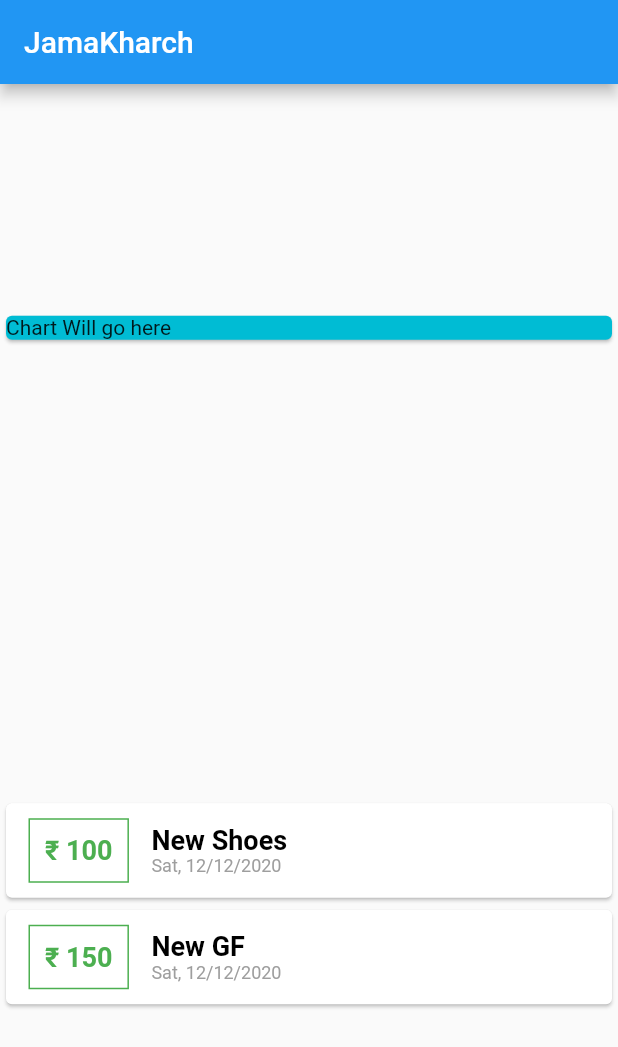
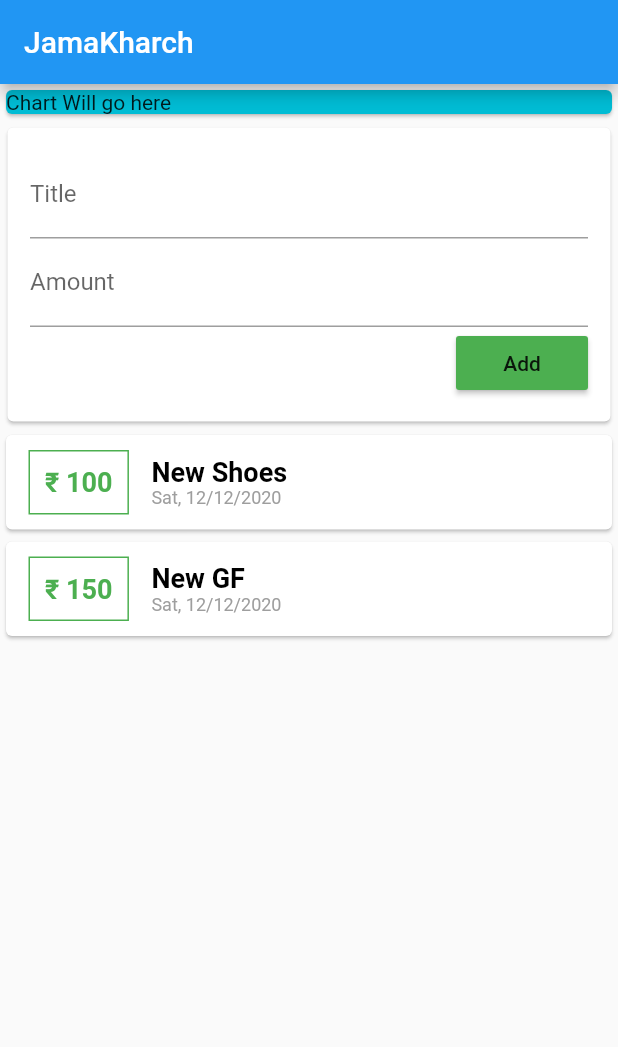
Before and after one commit to Shrikantpaliwal/Flutter-Apps, a Flutter app: the screen it shows after launch, on a phone screen of 412 x 824 dp. Shown: the top 1047 px of the screen. Run offline on Flutter 3.47's test engine with Material 2 defaults, Android fonts, the phone set to English and light mode, and no system bars.

Commit message:
UI created basic and text Input Added

```diff
--- a/Personal_expense/lib/main.dart
+++ b/Personal_expense/lib/main.dart
@@ -23,6 +23,12 @@ class MyHomePage extends StatelessWidget {
     Transaction(id: "t2", title: "New GF", amount: 150, date: DateTime.now())
   ];
 
+  //String titleInput;
+  //String amountInput;
+  final titleController = TextEditingController();
+  final amountController =
+      TextEditingController(); //Resolves Warning generated by stateless widget as data is changing
+
   @override
   Widget build(BuildContext context) {
     return Scaffold(
@@ -30,7 +36,7 @@ class MyHomePage extends StatelessWidget {
         title: Text("JamaKharch"),
       ),
       body: Column(
-        mainAxisAlignment: MainAxisAlignment.spaceAround,
+        //mainAxisAlignment: MainAxisAlignment.spaceAround,
         crossAxisAlignment: CrossAxisAlignment.stretch,
         children: <Widget>[
           Container(
@@ -38,6 +44,43 @@ class MyHomePage extends StatelessWidget {
             child: Card(
               color: Colors.cyan,
               child: Text("Chart Will go here"),
+            ),
+          ),
+          Card(
+            margin: EdgeInsets.all(5),
+            child: Container(
+              margin: EdgeInsets.all(15),
+              child: Column(
+                mainAxisAlignment: MainAxisAlignment.center,
+                crossAxisAlignment: CrossAxisAlignment.end,
+                children: [
+                  TextField(
+                    decoration: InputDecoration(labelText: "Title"),
+                    // onChanged: (val) {
+                    //   titleInput = val;
+                    // },
+                    controller: titleController,
+                  ),
+                  TextField(
+                    decoration: InputDecoration(labelText: "Amount"),
+                    // onChanged: (val) {
+                    //   amountInput = val;
+                    // },
+                    controller: amountController,
+                  ),
+                  RaisedButton(
+                    child: Text("Add"),
+                    onPressed: () {
+                      // print(titleInput);
+                      // print(amountInput);
+                      print(titleController);
+                      print(amountController);
+                    },
+                    elevation: 1.5,
+                    color: Colors.green,
+                  )
+                ],
+              ),
             ),
           ),
           Column(
```
